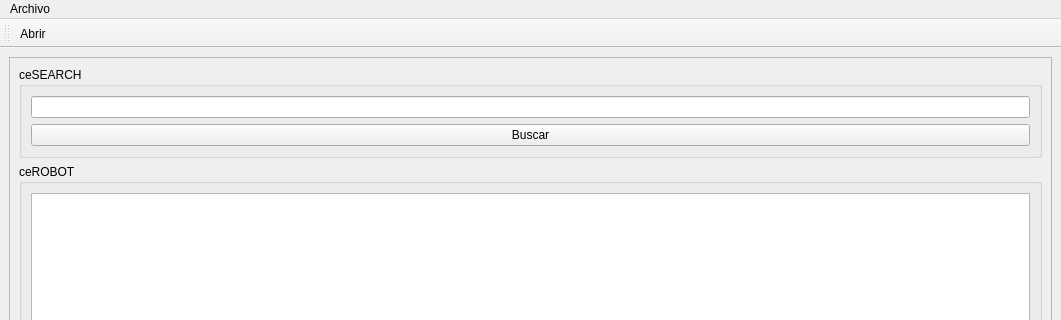
First picture: the form in ceROBOT/mainwindow.ui, repository invabadilla/TECFileSystem, before the edit; both pictures show x 0 to 1061 and y 0 to 320 of the 1061 by 600 pixel window.
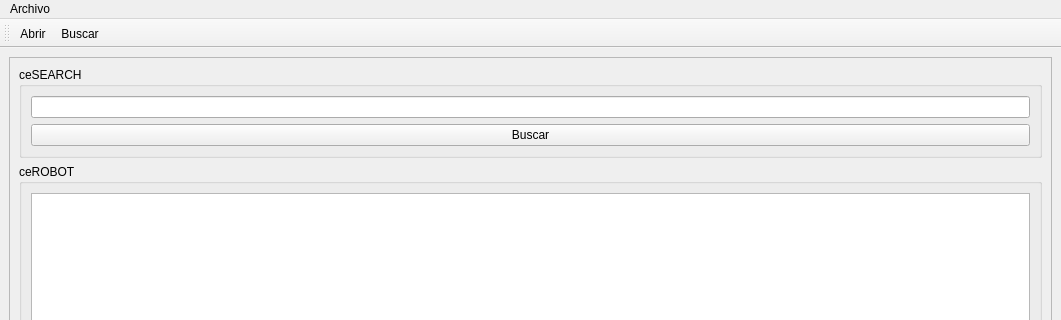
Second picture: the form after the edit. Icons and pictures are not drawn.

Patch:
```diff
--- a/ceROBOT/mainwindow.ui
+++ b/ceROBOT/mainwindow.ui
@@ -100,6 +100,7 @@
     <bool>false</bool>
    </attribute>
    <addaction name="actionAbrir"/>
+   <addaction name="actionBuscar"/>
   </widget>
   <action name="actionAbrir">
    <property name="text">
@@ -109,6 +110,11 @@
     <string>Ctrl+A</string>
    </property>
   </action>
+  <action name="actionBuscar">
+   <property name="text">
+    <string>Buscar</string>
+   </property>
+  </action>
  </widget>
  <resources>
   <include location="iconos.qrc"/>
```
